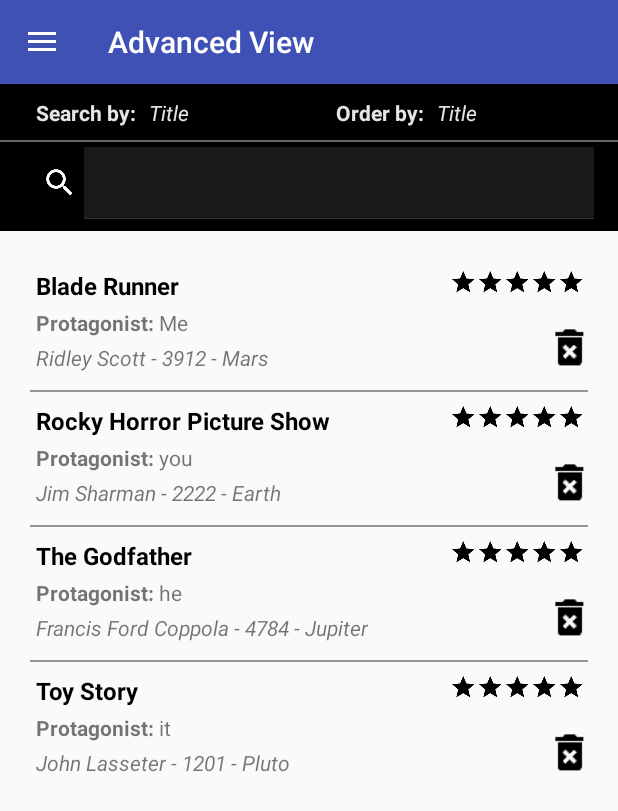
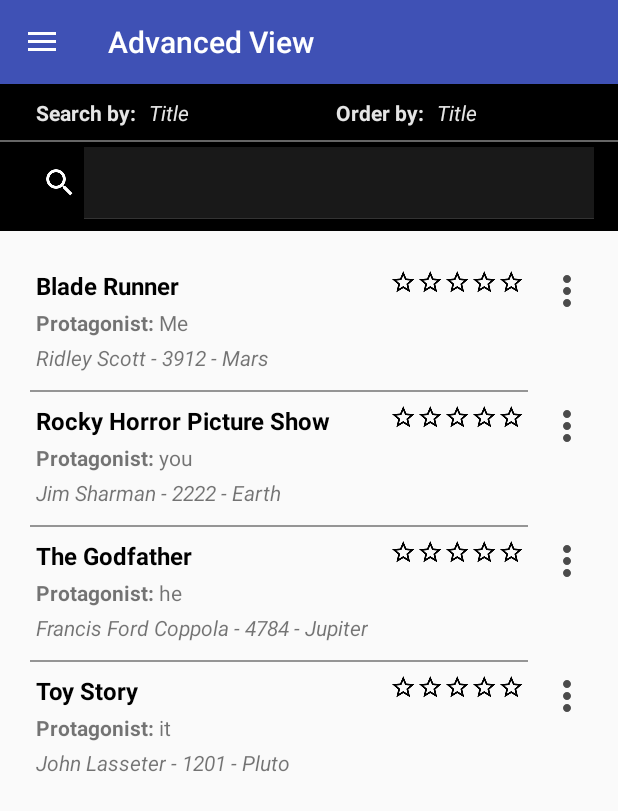
Before and after one commit to CarlosRM/zumodepi-a, an Android app: the screen it shows after launch (RecyclerViewActivity), in the side drawer, after a tap on "Advanced View", on a phone screen of 412 x 824 dp. Shown: the top 811 px of the screen. Run offline under Robolectric (Android 15) with nearby library versions, the phone set to English and light mode, and no system bars.

Commit message:
Arreglando cosas

```diff
--- a/app/src/main/java/com/example/pr_idi/mydatabaseexample/FilmAdapter.java
+++ b/app/src/main/java/com/example/pr_idi/mydatabaseexample/FilmAdapter.java
@@ -8,10 +8,6 @@ import android.widget.ArrayAdapter;
 import android.widget.TextView;
 
 import java.util.List;
-
-/**
- * Created by Juan on 30/12/2016.
- */
 
 public class FilmAdapter extends ArrayAdapter<Film> {
     public FilmAdapter(Context context, List<Film> users) {
--- a/app/src/main/java/com/example/pr_idi/mydatabaseexample/MainActivity.java
+++ b/app/src/main/java/com/example/pr_idi/mydatabaseexample/MainActivity.java
@@ -17,7 +17,9 @@ import android.view.MenuItem;
 import android.support.v7.widget.Toolbar;
 import android.view.Menu;
 import android.view.MenuInflater;
+import android.view.View;
 import android.widget.ArrayAdapter;
+import android.widget.ImageView;
 import android.widget.ListView;
 
 public class MainActivity extends AppCompatActivity {
@@ -30,8 +32,8 @@ public class MainActivity extends AppCompatActivity {
         super.onCreate(savedInstanceState);
         setContentView(R.layout.main);
         Toolbar toolbar = (Toolbar) findViewById(R.id.toolbar);
-        toolbar.setTitle("");
-        //toolbar.setLogo(R.drawable.ic_home);
+        toolbar.setTitle("Home");
+        toolbar.setLogo(R.drawable.ic_home);
         setSupportActionBar(toolbar);
 
         NavigationView navView = (NavigationView) findViewById(R.id.navMenu);
@@ -53,8 +55,7 @@ public class MainActivity extends AppCompatActivity {
         // use the SimpleCursorAdapter to show the
         // elements in a ListView
         filmList = (ListView) findViewById(R.id.list);
-        ArrayAdapter<Film> adapter = new ArrayAdapter<>(this,
-                android.R.layout.simple_list_item_1, values);
+        FilmAdapter adapter = new FilmAdapter(this, values);
         filmList.setAdapter(adapter);
     }
 
@@ -64,9 +65,24 @@ public class MainActivity extends AppCompatActivity {
         inflater.inflate(R.menu.main_search_menu, menu);
 
         SearchManager searchManager = (SearchManager) getSystemService(Context.SEARCH_SERVICE);
-        MenuItem searchItem = menu.findItem(R.id.search_action_menu);
-        searchView =
-                (SearchView) MenuItemCompat.getActionView(searchItem);
+        MenuItem searchItem =  menu.findItem(R.id.search_action_menu);
+
+        MenuItemCompat.setOnActionExpandListener(searchItem, new MenuItemCompat.OnActionExpandListener() {
+            @Override
+            public boolean onMenuItemActionExpand(MenuItem item) {
+                return true;
+            }
+
+            @Override
+            public boolean onMenuItemActionCollapse(MenuItem item) {
+                List<Film> values = filmData.getAllFilms(MySQLiteHelper.COLUMN_TITLE);
+                FilmAdapter adapter = new FilmAdapter(getApplicationContext(), values);
+                filmList.setAdapter(adapter);
+                return true;
+            }
+        });
+
+        searchView = (SearchView) MenuItemCompat.getActionView(searchItem);
         searchView.setSearchableInfo(searchManager.getSearchableInfo(getComponentName()));
         searchView.setIconifiedByDefault(true);
 
@@ -78,10 +94,9 @@ public class MainActivity extends AppCompatActivity {
         setIntent(intent);
         if (Intent.ACTION_SEARCH.equals(intent.getAction())) {
             String query = intent.getStringExtra(SearchManager.QUERY);
-            List<Film> filmsFound = filmData.getFilmsContain(MySQLiteHelper.COLUMN_PROTAGONIST,
+            List<Film> values = filmData.getFilmsContain(MySQLiteHelper.COLUMN_PROTAGONIST,
                     query, null);
-            ArrayAdapter<Film> adapter = new ArrayAdapter<>(this,
-                    android.R.layout.simple_list_item_1, filmsFound);
+            FilmAdapter adapter = new FilmAdapter(getApplicationContext(), values);
             filmList.setAdapter(adapter);
         }
         else if (Intent.ACTION_VIEW.equals(intent.getAction())) {
@@ -93,7 +108,7 @@ public class MainActivity extends AppCompatActivity {
 
     @Override
     protected void onResume() {
-        Predictor.setCurrentCriteria(MySQLiteHelper.COLUMN_PROTAGONIST);
+        Predictor.setMainSearchConf();
         super.onResume();
     }
 }
--- a/app/src/main/java/com/example/pr_idi/mydatabaseexample/Predictor.java
+++ b/app/src/main/java/com/example/pr_idi/mydatabaseexample/Predictor.java
@@ -12,9 +12,19 @@ public class Predictor extends ContentProvider {
     private FilmData filmData;
     private static final String[] columns = {"_ID", SearchManager.SUGGEST_COLUMN_TEXT_1, SearchManager.SUGGEST_COLUMN_INTENT_DATA};
     private static String _currentCriteria;
+    private static int _lowerBound = 0;
 
     public static void setCurrentCriteria(String currentCriteria) {
         _currentCriteria = currentCriteria;
+    }
+
+    public static void setLowerBound(int lowerBound) {
+        _lowerBound = lowerBound;
+    }
+
+    public static void setMainSearchConf() {
+        _currentCriteria = MySQLiteHelper.COLUMN_PROTAGONIST;
+        _lowerBound = 0;
     }
 
     public Predictor() {
@@ -49,6 +59,7 @@ public class Predictor extends ContentProvider {
                         String[] selectionArgs, String sortOrder) {
         System.out.println("Query " + selectionArgs[0]);
         MatrixCursor searchResult = new MatrixCursor(columns);
+        if (selectionArgs[0].length() >= _lowerBound) {
             Cursor cursor = filmData.getFilmsContain(_currentCriteria, selectionArgs[0]);
             cursor.moveToFirst();
             int id = 0;
@@ -59,6 +70,7 @@ public class Predictor extends ContentProvider {
                 cursor.moveToNext();
                 ++id;
             }
+        }
         return searchResult;
     }
 
--- a/app/src/main/java/com/example/pr_idi/mydatabaseexample/RecyclerAdapter.java
+++ b/app/src/main/java/com/example/pr_idi/mydatabaseexample/RecyclerAdapter.java
@@ -2,8 +2,12 @@ package com.example.pr_idi.mydatabaseexample;
 
 import android.content.Context;
 import android.media.Image;
+import android.support.v7.widget.PopupMenu;
 import android.support.v7.widget.RecyclerView;
+import android.view.ContextMenu;
 import android.view.LayoutInflater;
+import android.view.MenuInflater;
+import android.view.MenuItem;
 import android.view.View;
 import android.view.ViewGroup;
 import android.widget.ImageView;
@@ -25,7 +29,7 @@ public class RecyclerAdapter extends RecyclerView.Adapter<RecyclerAdapter.Recycl
     private ItemClickCallback itemClickCallback;
 
     public interface ItemClickCallback {
-        void onItemClick(int p);
+        void onItemClick(MenuItem item, int p);
     }
 
     public void setItemClickCallback (final ItemClickCallback itemClickCallback) {
@@ -61,13 +65,13 @@ public class RecyclerAdapter extends RecyclerView.Adapter<RecyclerAdapter.Recycl
         holder.protagonist.setText(film.getProtagonist());
 
         int rate = film.getCritics_rate();
-        holder.star1.setImageResource(R.drawable.ic_star_border_black_18dp);
-        holder.star2.setImageResource(R.drawable.ic_star_border_black_18dp);
-        holder.star2.setImageResource(R.drawable.ic_star_border_black_18dp);
-        holder.star2.setImageResource(R.drawable.ic_star_border_black_18dp);
-        holder.star2.setImageResource(R.drawable.ic_star_border_black_18dp);
-
-        if(rate >= 10 && rate < 20){
+        if (rate < 10) {
+            holder.star1.setImageResource(R.drawable.ic_star_border_black_18dp);
+            holder.star2.setImageResource(R.drawable.ic_star_border_black_18dp);
+            holder.star3.setImageResource(R.drawable.ic_star_border_black_18dp);
+            holder.star4.setImageResource(R.drawable.ic_star_border_black_18dp);
+            holder.star5.setImageResource(R.drawable.ic_star_border_black_18dp);
+        } else if(rate >= 10 && rate < 20){
             holder.star1.setImageResource(R.drawable.ic_star_half_black_18dp);
             holder.star2.setImageResource(R.drawable.ic_star_border_black_18dp);
             holder.star3.setImageResource(R.drawable.ic_star_border_black_18dp);
@@ -135,7 +139,7 @@ public class RecyclerAdapter extends RecyclerView.Adapter<RecyclerAdapter.Recycl
         return listFilmData.size();
     }
 
-    class RecyclerHolder extends RecyclerView.ViewHolder implements View.OnClickListener {
+    class RecyclerHolder extends RecyclerView.ViewHolder implements View.OnClickListener, PopupMenu.OnMenuItemClickListener {
 
         private TextView title;
         private TextView director;
@@ -149,7 +153,7 @@ public class RecyclerAdapter extends RecyclerView.Adapter<RecyclerAdapter.Recycl
         private ImageView star4;
         private ImageView star5;
 
-        private ImageView deleteFilm;
+        private ImageView popupMenu;
 
         private View divider;
         private View container;
@@ -168,18 +172,26 @@ public class RecyclerAdapter extends RecyclerView.Adapter<RecyclerAdapter.Recycl
             star3 = (ImageView) itemView.findViewById(R.id.star3);
             star4 = (ImageView) itemView.findViewById(R.id.star4);
             star5 = (ImageView) itemView.findViewById(R.id.star5);
-            deleteFilm = (ImageView) itemView.findViewById(R.id.deleteFilmImageView);
             divider = itemView.findViewById(R.id.lineView);
             container = itemView.findViewById(R.id.containerView);
+            popupMenu = (ImageView) itemView.findViewById(R.id.popupView);
             //container.setOnClickListener(this);
-            deleteFilm.setOnClickListener(this);
+            popupMenu.setOnClickListener(this);
         }
 
         @Override
         public void onClick(View view) {
-            itemClickCallback.onItemClick(getAdapterPosition());
+            PopupMenu popup = new PopupMenu(context, view);
+            popup.inflate(R.menu.popup_menu);
+            popup.setOnMenuItemClickListener(this);
+            popup.show();
         }
 
+        @Override
+        public boolean onMenuItemClick(MenuItem item) {
+            itemClickCallback.onItemClick(item, getAdapterPosition());
+            return true;
+        }
     }
 
 
--- /dev/null
+++ b/app/src/main/res/drawable/ic_more_vert_black.xml
@@ -0,0 +1,9 @@
+<vector xmlns:android="http://schemas.android.com/apk/res/android"
+        android:width="24dp"
+        android:height="24dp"
+        android:viewportWidth="24.0"
+        android:viewportHeight="24.0">
+    <path
+        android:fillColor="#FF000000"
+        android:pathData="M12,8c1.1,0 2,-0.9 2,-2s-0.9,-2 -2,-2 -2,0.9 -2,2 0.9,2 2,2zM12,10c-1.1,0 -2,0.9 -2,2s0.9,2 2,2 2,-0.9 2,-2 -0.9,-2 -2,-2zM12,16c-1.1,0 -2,0.9 -2,2s0.9,2 2,2 2,-0.9 2,-2 -0.9,-2 -2,-2z"/>
+</vector>
--- a/app/src/main/res/layout/film_list_item.xml
+++ b/app/src/main/res/layout/film_list_item.xml
@@ -8,4 +8,5 @@
     android:gravity="center_vertical"
     android:paddingStart="?android:attr/listPreferredItemPaddingStart"
     android:paddingEnd="?android:attr/listPreferredItemPaddingEnd"
-    android:minHeight="?android:attr/listPreferredItemHeightSmall" />
+    android:minHeight="?android:attr/listPreferredItemHeightSmall"
+    android:textStyle="bold"/>
--- a/app/src/main/res/layout/recycler_view_item.xml
+++ b/app/src/main/res/layout/recycler_view_item.xml
@@ -1,71 +1,81 @@
 <?xml version="1.0" encoding="utf-8"?>
 <LinearLayout xmlns:android="http://schemas.android.com/apk/res/android"
-              android:orientation="vertical"
+    android:id="@+id/containerView"
     android:layout_width="match_parent"
     android:layout_height="wrap_content"
-              android:id="@+id/containerView"
+    android:background="?android:attr/selectableItemBackground"
     android:clickable="true"
     android:focusable="true"
-              android:background="?android:attr/selectableItemBackground">
+    android:orientation="horizontal">
+
+    <LinearLayout
+        android:layout_width="wrap_content"
+        android:layout_height="wrap_content"
+        android:orientation="vertical"
+        android:layout_weight="0.9">
 
         <View
             android:id="@+id/lineView"
             android:layout_width="match_parent"
             android:layout_height="1dp"
+            android:layout_marginLeft="4dp"
             android:layout_marginRight="4dp"
-        android:layout_marginLeft="4dp"
             android:alpha="0.4"
-        android:background="@android:color/black"/>
+            android:background="@android:color/black" />
 
         <LinearLayout
             android:layout_width="match_parent"
             android:layout_height="wrap_content"
             android:orientation="horizontal"
+            android:paddingBottom="4dp"
             android:paddingLeft="8dp"
-            android:paddingTop="8dp"
-            android:paddingBottom="4dp">
+            android:paddingTop="8dp">
 
             <TextView
+                android:id="@+id/titleTextView"
                 android:layout_width="wrap_content"
                 android:layout_height="wrap_content"
+                android:layout_weight="0.5"
                 android:text="This is the title"
+                android:textColor="#000"
                 android:textSize="16sp"
-                android:textStyle="bold"
-                android:textColor="#000"
-                android:layout_weight="0.5"
-                android:id="@+id/titleTextView"/>
+                android:textStyle="bold" />
 
             <ImageView
+                android:id="@+id/star1"
                 android:layout_width="wrap_content"
                 android:layout_height="wrap_content"
                 android:gravity="right"
-                android:id="@+id/star1"
-                android:src="@drawable/ic_star_border_black_18dp"/>
+                android:src="@drawable/ic_star_border_black_18dp" />
+
             <ImageView
+                android:id="@+id/star2"
                 android:layout_width="wrap_content"
                 android:layout_height="wrap_content"
                 android:gravity="right"
-                android:id="@+id/star2"
-                android:src="@drawable/ic_star_border_black_18dp"/>
+                android:src="@drawable/ic_star_border_black_18dp" />
+
             <ImageView
+                android:id="@+id/star3"
                 android:layout_width="wrap_content"
                 android:layout_height="wrap_content"
                 android:gravity="right"
-                android:id="@+id/star3"
-                android:src="@drawable/ic_star_border_black_18dp"/>
+                android:src="@drawable/ic_star_border_black_18dp" />
+
             <ImageView
+                android:id="@+id/star4"
                 android:layout_width="wrap_content"
                 android:layout_height="wrap_content"
                 android:gravity="right"
-                android:id="@+id/star4"
-                android:src="@drawable/ic_star_border_black_18dp"/>
+                android:src="@drawable/ic_star_border_black_18dp" />
+
             <ImageView
+                android:id="@+id/star5"
                 android:layout_width="wrap_content"
                 android:layout_height="wrap_content"
                 android:gravity="right"
-                android:id="@+id/star5"
                 android:paddingRight="6dp"
-                android:src="@drawable/ic_star_border_black_18dp"/>
+                android:src="@drawable/ic_star_border_black_18dp" />
 
         </LinearLayout>
 
@@ -78,27 +88,29 @@
             <LinearLayout
                 android:layout_width="wrap_content"
                 android:layout_height="wrap_content"
-            android:orientation="vertical"
-            android:layout_weight="0.1">
+                android:layout_weight="0.1"
+                android:orientation="vertical">
 
                 <LinearLayout
                     android:layout_width="wrap_content"
                     android:layout_height="wrap_content"
-                android:paddingLeft="8dp"
+                    android:orientation="horizontal"
                     android:paddingBottom="4dp"
-                android:orientation="horizontal">
+                    android:paddingLeft="8dp">
+
                     <TextView
                         android:layout_width="wrap_content"
                         android:layout_height="wrap_content"
+                        android:layout_weight="0.1"
                         android:text="Protagonist: "
-                    android:textStyle="bold"
-                    android:layout_weight="0.1"/>
+                        android:textStyle="bold" />
+
                     <TextView
+                        android:id="@+id/protagonistTextView"
                         android:layout_width="wrap_content"
                         android:layout_height="wrap_content"
-                    android:text="Protagonist goes here"
-                    android:id="@+id/protagonistTextView"
-                    android:layout_weight="0.5"/>
+                        android:layout_weight="0.5"
+                        android:text="Protagonist goes here" />
 
                 </LinearLayout>
 
@@ -106,45 +118,55 @@
                     android:layout_width="match_parent"
                     android:layout_height="wrap_content"
                     android:orientation="horizontal"
-                android:paddingLeft="8dp"
-                android:paddingBottom="8dp">
+                    android:paddingBottom="8dp"
+                    android:paddingLeft="8dp">
 
                     <TextView
+                        android:id="@+id/directorTextView"
                         android:layout_width="wrap_content"
                         android:layout_height="wrap_content"
                         android:text="Director goes in here"
-                    android:id="@+id/directorTextView"
-                    android:textStyle="italic"/>
+                        android:textStyle="italic" />
+
                     <TextView
+                        android:id="@+id/yearTextView"
                         android:layout_width="wrap_content"
                         android:layout_height="wrap_content"
                         android:text="Year goes in here"
-                    android:id="@+id/yearTextView"
-                    android:textStyle="italic"/>
+                        android:textStyle="italic" />
+
                     <TextView
+                        android:id="@+id/countryTextView"
                         android:layout_width="wrap_content"
                         android:layout_height="wrap_content"
                         android:text="Country goes here"
-                    android:id="@+id/countryTextView"
-                    android:textStyle="italic"/>
+                        android:textStyle="italic" />
 
                 </LinearLayout>
 
             </LinearLayout>
-        <ImageView
+
+            <!--ImageView
+                android:id="@+id/deleteFilmImageView"
                 android:layout_width="32dp"
                 android:layout_height="32dp"
-            android:src="@drawable/ic_delete_forever_black_24dp"
-            android:id="@+id/deleteFilmImageView"
+                android:layout_gravity="bottom"
+                android:layout_marginBottom="8dp"
                 android:clickable="true"
-            android:layout_gravity="bottom"
-            android:layout_marginBottom="8dp"/>
+                android:src="@drawable/ic_delete_forever_black_24dp" /-->
 
         </LinearLayout>
-
-
-
-
-
-
     </LinearLayout>
+    <ImageView
+        android:id="@+id/popupView"
+        android:layout_width="40dp"
+        android:layout_height="40dp"
+        android:src="@drawable/ic_more_vert_black"
+        android:layout_gravity="top"
+        android:paddingTop="8dp"
+        android:paddingLeft="4dp"
+        android:background="?attr/selectableItemBackgroundBorderless"
+        android:clickable="true"
+        android:alpha="0.7"
+        />
+</LinearLayout>
--- a/app/src/main/res/menu/main_menu.xml
+++ b/app/src/main/res/menu/main_menu.xml
@@ -27,7 +27,11 @@
         android:checkableBehavior="single">
         <item
             android:id="@+id/help_button"
-            android:icon="@drawable/ic_search"
+            android:icon="@drawable/ic_help_black_"
             android:title="Help" />
+        <item
+            android:id="@+id/about_button"
+            android:icon="@drawable/ic_info_black"
+            android:title="About" />
     </group>
 </menu>
--- /dev/null
+++ b/app/src/main/res/menu/popup_menu.xml
@@ -0,0 +1,11 @@
+<?xml version="1.0" encoding="utf-8"?>
+<menu xmlns:android="http://schemas.android.com/apk/res/android">
+    <item
+        android:id="@+id/modify_button"
+        android:icon="@drawable/ic_star_half_black_18dp"
+        android:title="Modify rating" />
+    <item
+        android:id="@+id/delete_button"
+        android:icon="@drawable/ic_delete_forever_black_24dp"
+        android:title="Delete film" />
+</menu>
```
Also changed, not shown: app/src/main/java/com/example/pr_idi/mydatabaseexample/RecyclerViewActivity.java (+20 -11 lines), app/src/main/res/drawable/ic_help_black_.xml (added, +9 -0 lines), app/src/main/res/drawable/ic_info_black.xml (added, +9 -0 lines). Lines whose indentation alone changed are shown as unchanged.
